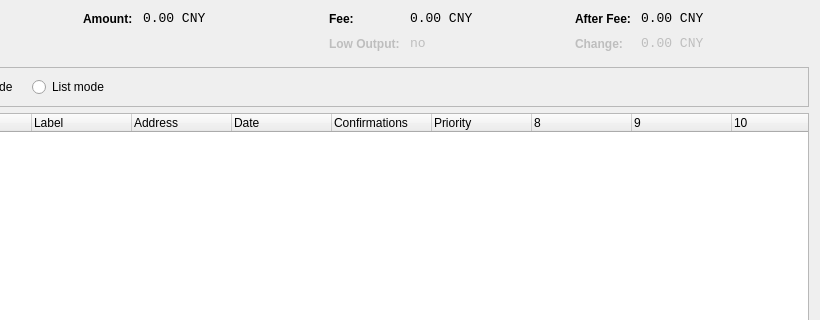
Qt form src/qt/forms/coincontroldialog.ui (biz2013/AXFunds) before a commit; both pictures show x 180 to 1000 and y 0 to 320 of the 1000 by 500 pixel window.
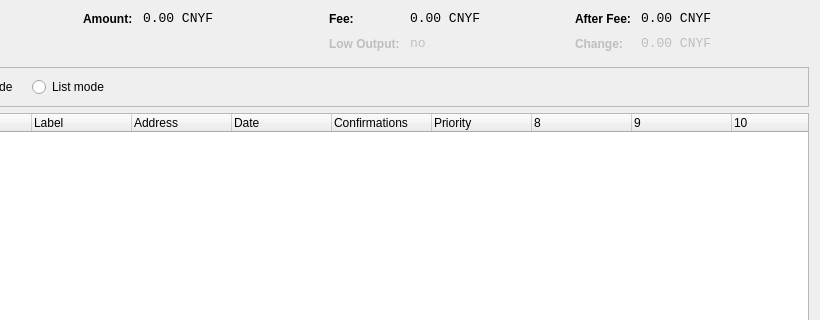
The same form after that commit. Custom widgets are drawn as their Qt base class.

Commit message: update wallet & name to CNYF

```diff
--- a/src/qt/forms/coincontroldialog.ui
+++ b/src/qt/forms/coincontroldialog.ui
@@ -141,7 +141,7 @@
           <enum>Qt::ActionsContextMenu</enum>
          </property>
          <property name="text">
-          <string notr="true">0.00 CNY</string>
+          <string notr="true">0.00 CNYF</string>
          </property>
          <property name="textInteractionFlags">
           <set>Qt::LinksAccessibleByMouse|Qt::TextSelectableByKeyboard|Qt::TextSelectableByMouse</set>
@@ -189,7 +189,7 @@
           <enum>Qt::ActionsContextMenu</enum>
          </property>
          <property name="text">
-          <string notr="true">0.00 CNY</string>
+          <string notr="true">0.00 CNYF</string>
          </property>
          <property name="textInteractionFlags">
           <set>Qt::LinksAccessibleByMouse|Qt::TextSelectableByKeyboard|Qt::TextSelectableByMouse</set>
@@ -275,7 +275,7 @@
           <enum>Qt::ActionsContextMenu</enum>
          </property>
          <property name="text">
-          <string notr="true">0.00 CNY</string>
+          <string notr="true">0.00 CNYF</string>
          </property>
          <property name="textInteractionFlags">
           <set>Qt::LinksAccessibleByMouse|Qt::TextSelectableByKeyboard|Qt::TextSelectableByMouse</set>
@@ -313,7 +313,7 @@
           <enum>Qt::ActionsContextMenu</enum>
          </property>
          <property name="text">
-          <string notr="true">0.00 CNY</string>
+          <string notr="true">0.00 CNYF</string>
          </property>
          <property name="textInteractionFlags">
           <set>Qt::LinksAccessibleByMouse|Qt::TextSelectableByKeyboard|Qt::TextSelectableByMouse</set>
```
The commit also changes 30 other files.
